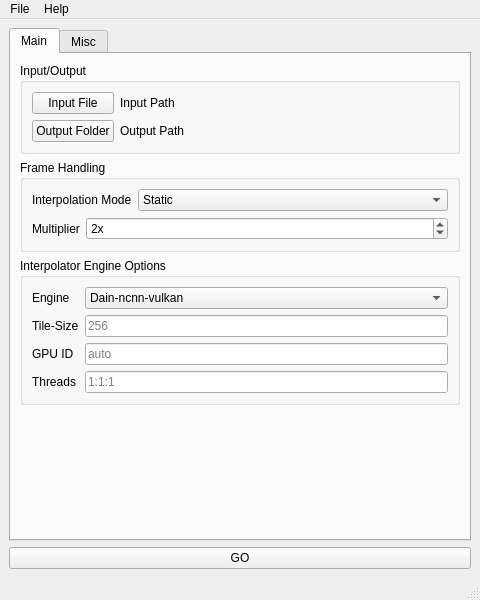
First picture: the form in src/gui_layout.ui, repository Mar2ck/DAIN-Vulkan-GUI, before the edit.
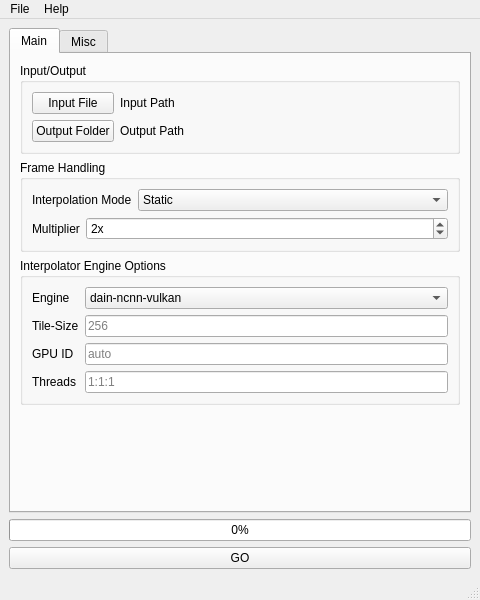
Second picture: the form after the edit.

Commit message: Allow gui worker to accept arguments from widgets

Patch:
```diff
--- a/src/gui_layout.ui
+++ b/src/gui_layout.ui
@@ -248,7 +248,7 @@
             <widget class="QComboBox" name="engineComboBox">
              <item>
               <property name="text">
-               <string>Dain-ncnn-vulkan</string>
+               <string>dain-ncnn-vulkan</string>
               </property>
              </item>
              <item>
@@ -283,6 +283,13 @@
       </widget>
      </widget>
     </item>
+    <item>
+     <widget class="QProgressBar" name="progressBar">
+      <property name="value">
+       <number>0</number>
+      </property>
+     </widget>
+    </item>
     <item>
      <widget class="QPushButton" name="executeButton">
       <property name="sizePolicy">
```
Left out of the diff: 60 changed lines with no effect on the pictures. The commit also changes 1 other file.
